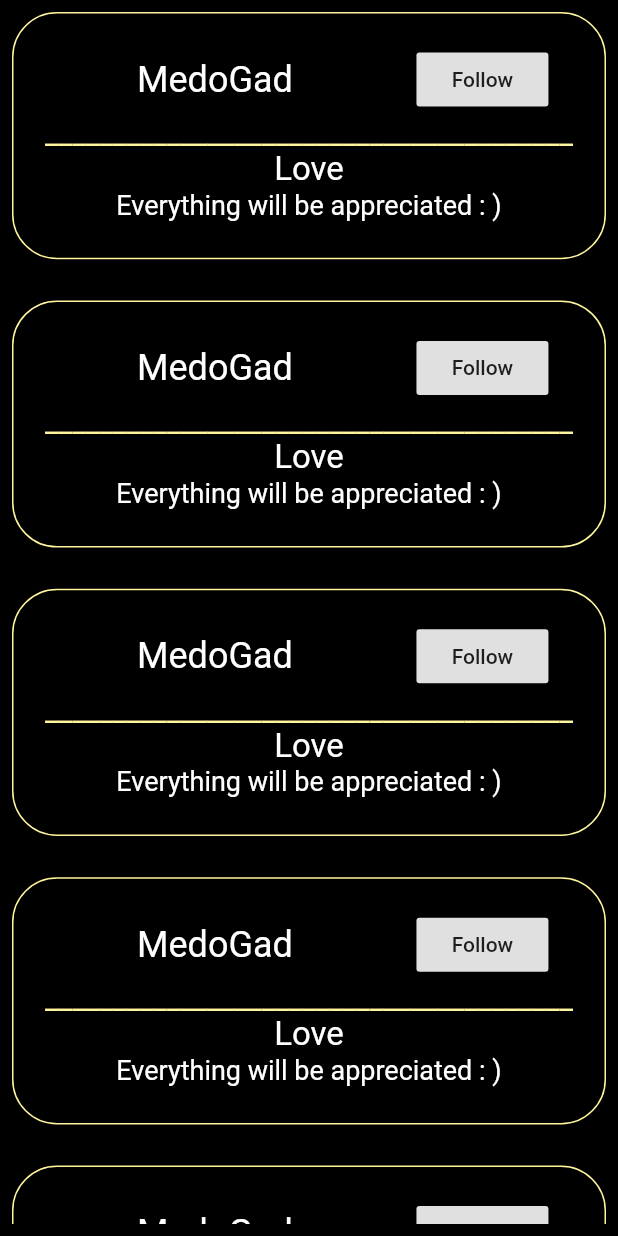
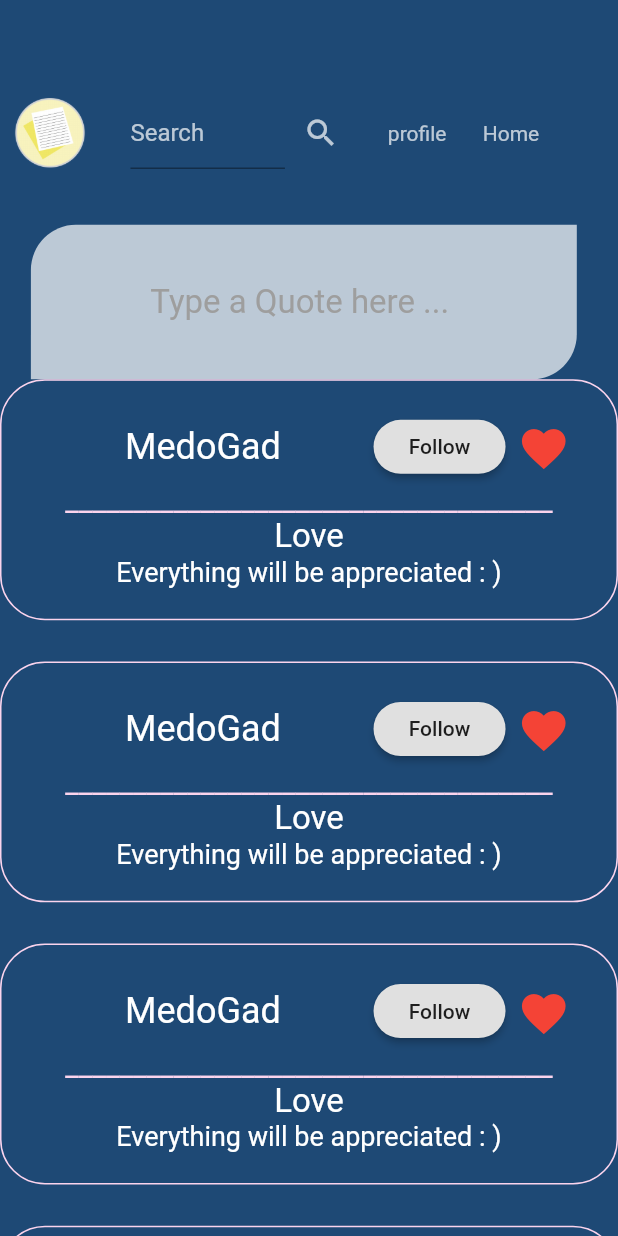
Before and after one commit to MeDoGaD/FeedMeBack, a Flutter app: the AllQuotes screen opened directly, on a phone screen of 412 x 824 dp. Run offline on Flutter 3.47's test engine with Material 2 defaults, Android fonts, the phone set to English and light mode, and no system bars; our stand-ins replace cloud_firestore, firebase_auth, shared_preferences; accounts and stored records are empty.

Commit message:
some updates

```diff
--- a/lib/main.dart
+++ b/lib/main.dart
@@ -42,7 +42,7 @@ class _MyAppState extends State<MyApp> {
       );
     }*/
     return MaterialApp(
-      home: AllQuotes(),
+      home: InsertQuote(),
     );
 
   }
--- a/lib/pages/InsertQuote.dart
+++ b/lib/pages/InsertQuote.dart
@@ -21,16 +21,16 @@ class _InsertQuoteState extends State<InsertQuote> {
           child: Center(child: Column(children: [
             Text('Insert Quote',style: TextStyle(color:Colors.yellow[100],fontSize: 32,fontWeight: FontWeight.bold,fontStyle:FontStyle.italic),),
             SizedBox(height: scheight*1/25,),
-            Container(width: scwidth*0.9,height: scheight*0.71,decoration: BoxDecoration(border: Border.all(color: Colors.yellow[200],width:1)),
+            Container(width: scwidth*0.9,height: scheight*0.71,decoration: BoxDecoration(border: Border.all(color:Color.fromRGBO(251, 212, 237, 1),width:1)),
               child: Column(children: [
                 Padding(
                   padding: const EdgeInsets.only(left: 2),
                   child: TextField(style: TextStyle(color: textColor,fontSize: 18),maxLines: 1,decoration: InputDecoration(hintText: 'Title',hintStyle: TextStyle(fontSize:22 ,color: Colors.white30)),),
                 ),
-                Center(child: Text('_________________________',style: TextStyle(color: Colors.yellow[200]),),),
+                Center(child: Text('_________________________',style: TextStyle(color: Color.fromRGBO(251, 212, 237, 1),),),),
                 Padding(
                   padding: const EdgeInsets.only(left: 2),
-                  child: TextField(style: TextStyle(color: textColor,fontSize: 16),maxLines: 22,decoration: InputDecoration(hintText: 'Type your Quote here .... ',hintStyle: TextStyle(fontSize:20 ,color: Colors.white30)),),
+                  child: Container(height:scheight*0.55 ,child: TextField(style: TextStyle(color: textColor,fontSize: 16),decoration: InputDecoration(hintText: 'Type your Quote here .... ',hintStyle: TextStyle(fontSize:20 ,color: Colors.white30)),)),
                 ),
                 Padding(
                   padding: const EdgeInsets.all(5.0),
@@ -76,8 +76,8 @@ class _InsertQuoteState extends State<InsertQuote> {
                     },child: Container(width: scwidth*1/12,height: scheight*1/25,decoration: BoxDecoration(color: Colors.white,shape: BoxShape.circle),)),                  ],),),
                 ),
               ],) ,),
-            SizedBox(height: scheight*1/30,),
-            RaisedButton(color: Colors.yellow[300],onPressed: (){
+            SizedBox(height: scheight*1/33,),
+            RaisedButton(color: Color.fromRGBO(251, 212, 237, 1),onPressed: (){
               //TODO Insert to database
             },child: Text('Sumbit Quote',style: TextStyle(color: Colors.black,fontSize: 20),),shape: RoundedRectangleBorder(borderRadius: BorderRadius.circular(40)),)
           ],),),
--- a/lib/pages/login.dart
+++ b/lib/pages/login.dart
@@ -1,4 +1,5 @@
 import 'package:cloud_firestore/cloud_firestore.dart';
+import 'package:feedme/pages/quotes.dart';
 import 'package:feedme/services/database.dart';
 import 'package:flutter/material.dart';
 import 'package:feedme/pages/register.dart';
@@ -75,7 +76,9 @@ class _loginState extends State<Login>{
               child: Text("Forget Password?",style: simpleTextFieldStyle(),),),),
             SizedBox(height: 8,),
             Container(child: RaisedButton(child:Text('Login'),onPressed: (){
-              signIn();
+              //signIn();
+              //TODO Login
+              Navigator.pushReplacement(context, MaterialPageRoute(builder:(context)=>AllQuotes()));
             },
               shape:RoundedRectangleBorder(borderRadius: BorderRadius.circular(40.0)) ,),),
             Container(child: RaisedButton(child:Text('Sign in with Google'),onPressed: (){
--- a/lib/pages/quotes.dart
+++ b/lib/pages/quotes.dart
@@ -1,5 +1,6 @@
 import 'package:flutter/material.dart';
 import 'package:feedme/helper/authentication.dart';
+import 'package:feedme/pages/InsertQuote.dart';
 
 class AllQuotes extends StatefulWidget {
   _AllQuotesState createState() => _AllQuotesState();
@@ -10,41 +11,151 @@ class _AllQuotesState extends State<AllQuotes> {
   Widget build(BuildContext context) {
     double scwidth = MediaQuery.of(context).size.width;
     double scheight = MediaQuery.of(context).size.height;
-    return (Scaffold(backgroundColor: Colors.black,body: Padding(
-      padding: const EdgeInsets.all(8.0),
-      child: ListView.separated(itemCount: 7,itemBuilder: (context,index){
-        return Quote("MedoGad","Love","Everything will be appreciated : )");
-      },separatorBuilder:(context, index) => SizedBox(height: scheight*1/30,),),
-    ),
-
+    return (Scaffold(
+      backgroundColor: Color.fromRGBO(30, 73, 117, 80),
+      body: Padding(
+          padding: EdgeInsets.only(top: scheight * 1 / 15),
+          child: Column(
+            children: [
+              Padding(
+                padding: const EdgeInsets.all(8.0),
+                child: Row(
+                  children: [
+                    Container(
+                      width: scwidth * 1 / 8,
+                      height: scheight * 1 / 16,
+                      decoration: BoxDecoration(
+                          image: DecorationImage(
+                              image: AssetImage('assets/feed1.png'),
+                              fit: BoxFit.fill),
+                          shape: BoxShape.circle),
+                    ),
+                    SizedBox(width: scwidth * 1 / 15),
+                    Container(
+                        width: scwidth * 1 / 4,
+                        child: TextField(
+                          decoration: InputDecoration(
+                            hintText: 'Search',
+                            hintStyle: TextStyle(color: Colors.white70),
+                          ),
+                          style: TextStyle(color: Colors.white),
+                        )),
+                    IconButton(
+                      icon: Icon(
+                        Icons.search,
+                        color: Colors.white70,
+                      ),
+                      onPressed: () {},
+                    ),
+                    SizedBox(width: scwidth * 1 / 20),
+                    GestureDetector(
+                        onTap: () {},
+                        child: Text(
+                          'profile',
+                          style: TextStyle(color: Colors.white70),
+                        )),
+                    SizedBox(width: scwidth * 1 / 17),
+                    GestureDetector(
+                      onTap: () {},
+                      child: Text(
+                        'Home',
+                        style: TextStyle(color: Colors.white70),
+                      ),
+                    ),
+                  ],
+                ),
+              ),
+              Padding(
+                padding: EdgeInsets.only(
+                    top: scheight / 30,
+                    left: scheight / 40,
+                    right: scheight / 30),
+                child: GestureDetector(onTap: (){
+                  Navigator.pushReplacement(context, MaterialPageRoute(builder:(context)=>InsertQuote()));
+                },
+                  child: Container(
+                    width: scwidth,
+                    height: scheight / 8,
+                    decoration: BoxDecoration(
+                        color: Colors.white70,
+                        shape: BoxShape.rectangle,
+                        borderRadius: BorderRadius.only(
+                            bottomRight: Radius.circular(30),
+                            topLeft: Radius.circular(30))),child: Center(child: Text('Type a Quote here ... ',style: TextStyle(fontSize:22,color: Colors.grey[500]),),),
+                  ),
+                ),
+              ),
+              Expanded(
+                child: ListView.separated(
+                  itemCount: 7,
+                  itemBuilder: (context, index) {
+                    return Quote("MedoGad", "Love",
+                        "Everything will be appreciated : )");
+                  },
+                  separatorBuilder: (context, index) => SizedBox(
+                    height: scheight * 1 / 30,
+                  ),
+                ),
+              ),
+            ],
+          )),
     ));
   }
 }
 
-class Quote extends StatelessWidget{
+class Quote extends StatelessWidget {
   final String username;
   final String title;
   final String quote;
-  Quote(this.username,this.title,this.quote);
+  Quote(this.username, this.title, this.quote);
   @override
   Widget build(BuildContext context) {
     double scwidth = MediaQuery.of(context).size.width;
     double scheight = MediaQuery.of(context).size.height;
-    return Container(height: scheight*1/5,width: scwidth*0.8,decoration: BoxDecoration(borderRadius: BorderRadius.circular(30),border: Border.all(color: Colors.yellow[200],width: 1)),
-      child: Column(children: [
+    return Container(
+      width: scwidth * 0.8,
+      decoration: BoxDecoration(
+          borderRadius: BorderRadius.circular(30),
+          border:
+              Border.all(color: Color.fromRGBO(251, 212, 237, 1), width: 1)),
+      child: Column(
+        children: [
           Padding(
-            padding:  EdgeInsets.only(left:scwidth*0.2,top:20 ),
+            padding: EdgeInsets.only(left: scwidth * 0.2, top: 20 ),
             child: Row(
               children: [
-                Text(username,style: TextStyle(color: Colors.white,fontSize:24),),
-                SizedBox(width: scwidth*0.2,),
-                RaisedButton(onPressed: (){},child: Text('Follow'),),
+                Text(
+                  username,
+                  style: TextStyle(color: Colors.white, fontSize: 24),
+                ),
+                SizedBox(
+                  width: scwidth * 0.15,
+                ),
+                RaisedButton(
+                    onPressed: () {},
+                    child: Text('Follow'),
+                    shape: RoundedRectangleBorder(
+                        borderRadius: BorderRadius.circular(40))),
+                IconButton(icon:Icon(Icons.favorite,color: Colors.red,size:35 ,),)
               ],
             ),
           ),
-        Text('_______________________________________',style: TextStyle(color: Colors.yellow[200],fontSize:20),),
-        Text(title,style: TextStyle(color: Colors.white,fontSize:22),),
-        Text(quote,style: TextStyle(color: Colors.white,fontSize:18),),
-      ],),);
+          Text(
+            '____________________________________',
+            style: TextStyle(
+                color: Color.fromRGBO(251, 212, 237, 1), fontSize: 20),
+          ),
+          Text(
+            title,
+            style: TextStyle(color: Colors.white, fontSize: 22),
+          ),
+          Text(
+            quote,
+            style: TextStyle(color: Colors.white, fontSize: 18),
+          ),
+          SizedBox(height:scheight/40),
+        ],
+      ),
+    );
   }
 }
--- a/lib/pages/startpage.dart
+++ b/lib/pages/startpage.dart
@@ -17,10 +17,10 @@ class _Start_PageState extends State<Start_Page> {
         padding:  EdgeInsets.only(top:scheight*1/4 ),
         child: Center(child: Column(mainAxisAlignment: MainAxisAlignment.start,children: [
           Text('FeedMeBack',style: TextStyle(color: Colors.yellow[100],fontSize: 42,fontWeight: FontWeight.bold),),
-          SizedBox(height: scheight*1/15,),
+          SizedBox(height: scheight*1/22,),
           Container(width: scwidth*0.4,height: scheight*1/5,decoration: BoxDecoration(image: DecorationImage(image: AssetImage('assets/feed1.png'),fit: BoxFit.fill)),),
           Padding(
-            padding:  EdgeInsets.only(top: scheight*1/15),
+            padding:  EdgeInsets.only(top: scheight*0.29),
             child: Container(width: scwidth*1/2,height: scheight*1/17,child: RaisedButton(color: Colors.yellow[300],onPressed: (){
               Navigator.pushReplacement(context, MaterialPageRoute(builder:(context)=>Authenticate()));
             },child: Text('Start Now',style: TextStyle(color: Colors.black,fontSize: 20),),shape: RoundedRectangleBorder(borderRadius: BorderRadius.circular(40)),)),
--- a/pubspec.yaml
+++ b/pubspec.yaml
@@ -51,6 +51,9 @@ flutter:
   # To add assets to your application, add an assets section, like this:
   assets:
     - assets/feed1.png
+    - assets/search.png
+    - assets/love.png
+    - assets/dislike.png
   #   - images/a_dot_ham.jpeg
 
   # An image asset can refer to one or more resolution-specific "variants", see
```
Also changed, not shown: assets/dislike.png (added), assets/love.png (added), assets/search.png (added).
